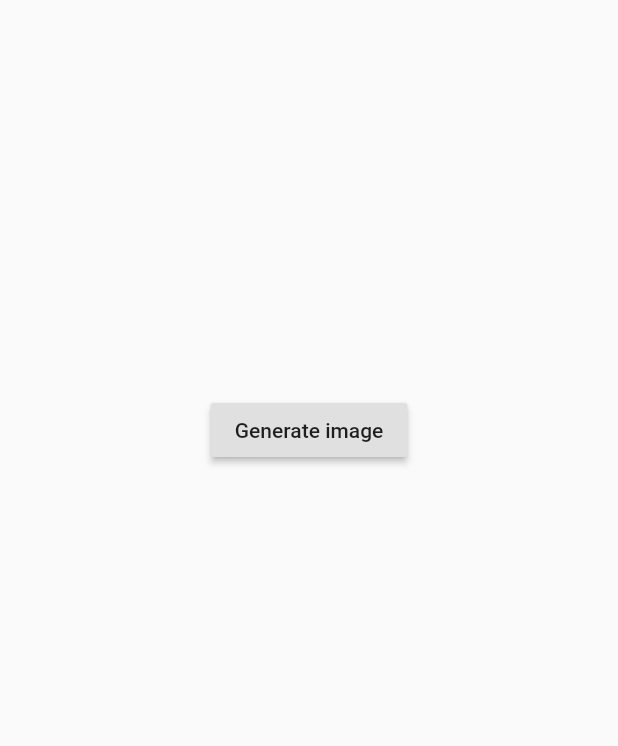
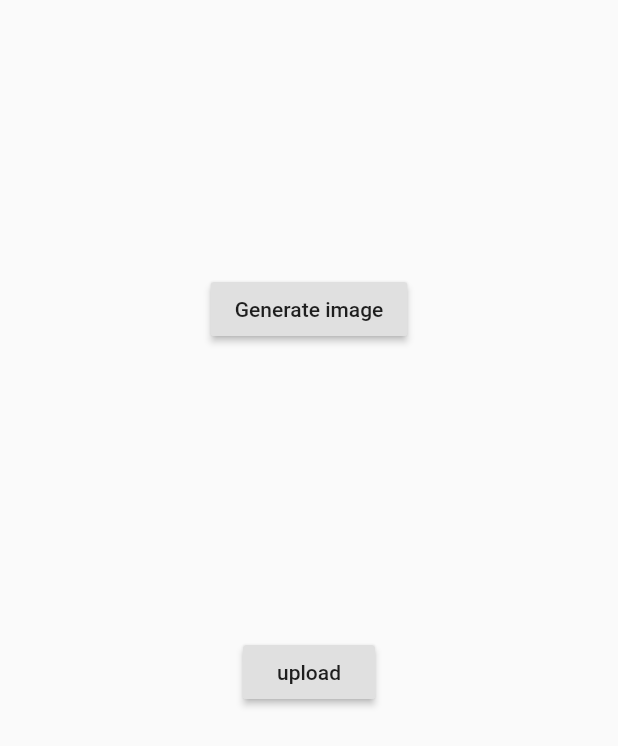
Before and after one commit to rxlabz/flutter_canvas_to_image, a Flutter app: the screen it shows after launch, after a tap on "Generate image", on a phone screen of 412 x 824 dp. Shown: the top 746 px of the screen. Run offline on Flutter 3.47's test engine with Material 2 defaults, Android fonts, the phone set to English and light mode, and no system bars; statements that could not run were skipped.

Commit message:
ui.EncodingFormat -> ui.ImageByteFormat

```diff
--- a/lib/main.dart
+++ b/lib/main.dart
@@ -3,17 +3,18 @@ import 'dart:typed_data';
 import 'dart:ui' as ui;
 
 import 'package:flutter/material.dart';
+import 'package:http/http.dart';
 
-void main() => runApp(new App());
+void main() => runApp(App());
 
 const kCanvasSize = 200.0;
 
 class App extends StatelessWidget {
   @override
   Widget build(BuildContext context) {
-    return new MaterialApp(
-      home: new Scaffold(
-        body: new ImageGenerator(),
+    return MaterialApp(
+      home: Scaffold(
+        body: ImageGenerator(),
       ),
       debugShowCheckedModeBanner: false,
     );
@@ -25,11 +26,11 @@ class ImageGenerator extends StatefulWidget {
   final int numColors;
 
   ImageGenerator()
-      : rd = new Random(),
+      : rd = Random(),
         numColors = Colors.primaries.length;
 
   @override
-  _ImageGeneratorState createState() => new _ImageGeneratorState();
+  _ImageGeneratorState createState() => _ImageGeneratorState();
 }
 
 class _ImageGeneratorState extends State<ImageGenerator> {
@@ -37,52 +38,78 @@ class _ImageGeneratorState extends State<ImageGenerator> {
 
   @override
   Widget build(BuildContext context) {
-    return new Center(
-      child: new Column(
+    return Center(
+      child: Column(
         mainAxisSize: MainAxisSize.max,
         mainAxisAlignment: MainAxisAlignment.spaceEvenly,
         crossAxisAlignment: CrossAxisAlignment.center,
         children: <Widget>[
-          new Padding(
+          Padding(
             padding: const EdgeInsets.all(12.0),
-            child: new RaisedButton(
-                child: new Text('Generate image'), onPressed: generateImage),
+            child: RaisedButton(
+                child: Text('Generate image'), onPressed: generateImage),
+          ),
+          Padding(
+            padding: const EdgeInsets.all(12.0),
+            child: RaisedButton(child: Text('upload'), onPressed: uploadImage),
           ),
           imgBytes != null
-              ? new Center(
-                  child: new Image.memory(
-                  new Uint8List.view(imgBytes.buffer),
+              ? Center(
+                  child: Image.memory(
+                  Uint8List.view(imgBytes.buffer),
                   width: kCanvasSize,
                   height: kCanvasSize,
                 ))
-              : new Container()
+              : Container()
         ],
       ),
     );
   }
 
+  void uploadImage() {
+    final url = Uri.parse('http://app.youtabox.com/engine/scripts/upload.php');
+
+    var request = new MultipartRequest("POST", url);
+    request.fields['obscurator'] = 'f0rm4l7s';
+    request.fields['filename'] = 'test.png';
+    request.fields['instanceId'] = '3';
+    request.fields['uploadType'] = 'instanceMetaFile';
+
+    request.files.add(new MultipartFile.fromBytes(
+        'uploadedFile', Uint8List.view(imgBytes.buffer),
+        filename: 'test.png'));
+    request.send().then((response) {
+      if (response.statusCode == 200)
+        print("Uploaded!");
+      else
+        print('_ImageGeneratorState.uploadImage... ERROR $response');
+    });
+  }
+
   void generateImage() async {
     final color = Colors.primaries[widget.rd.nextInt(widget.numColors)];
 
-    final recorder = new ui.PictureRecorder();
-    final canvas = new Canvas(
-        recorder,
-        new Rect.fromPoints(
-            new Offset(0.0, 0.0), new Offset(kCanvasSize, kCanvasSize)));
+    final recorder = ui.PictureRecorder();
+    final canvas = Canvas(recorder,
+        Rect.fromPoints(Offset(0.0, 0.0), Offset(kCanvasSize, kCanvasSize)));
 
-    final stroke = new Paint()
+    final stroke = Paint()
       ..color = Colors.grey
       ..style = PaintingStyle.stroke;
 
-    canvas.drawRect(
-        new Rect.fromLTWH(0.0, 0.0, kCanvasSize, kCanvasSize), stroke);
+    final fill = Paint()
+      ..color = Colors.white
+      ..style = PaintingStyle.fill;
 
-    final paint = new Paint()
+    canvas.drawRect(Rect.fromLTWH(0.0, 0.0, kCanvasSize, kCanvasSize), fill);
+    canvas.drawRect(Rect.fromLTWH(0.0, 0.0, kCanvasSize, kCanvasSize), stroke);
+
+    final paint = Paint()
       ..color = color
       ..style = PaintingStyle.fill;
 
     canvas.drawCircle(
-        new Offset(
+        Offset(
           widget.rd.nextDouble() * kCanvasSize,
           widget.rd.nextDouble() * kCanvasSize,
         ),
@@ -91,7 +118,7 @@ class _ImageGeneratorState extends State<ImageGenerator> {
 
     final picture = recorder.endRecording();
     final img = picture.toImage(200, 200);
-    final pngBytes = await img.toByteData(format: new ui.EncodingFormat.png());
+    final pngBytes = await img.toByteData(format: ui.ImageByteFormat.png);
 
     setState(() {
       imgBytes = pngBytes;
```
Also changed, not shown: pubspec.lock, 2 other files.
